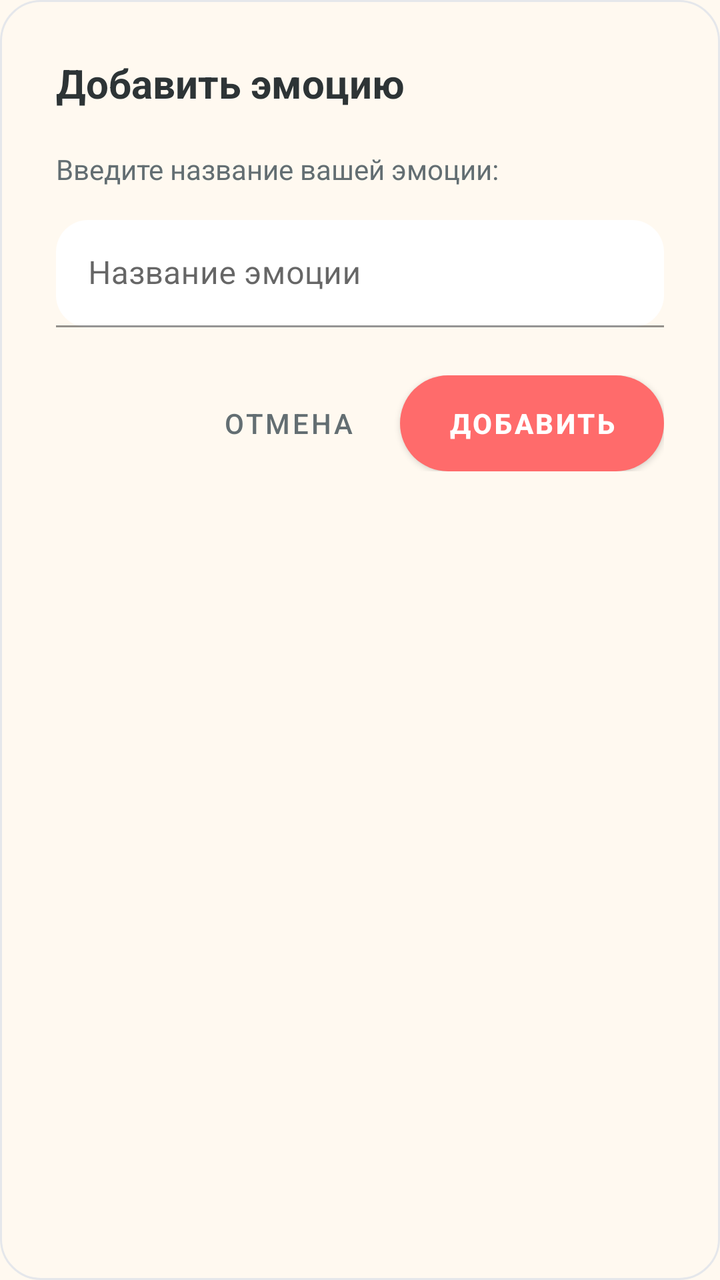
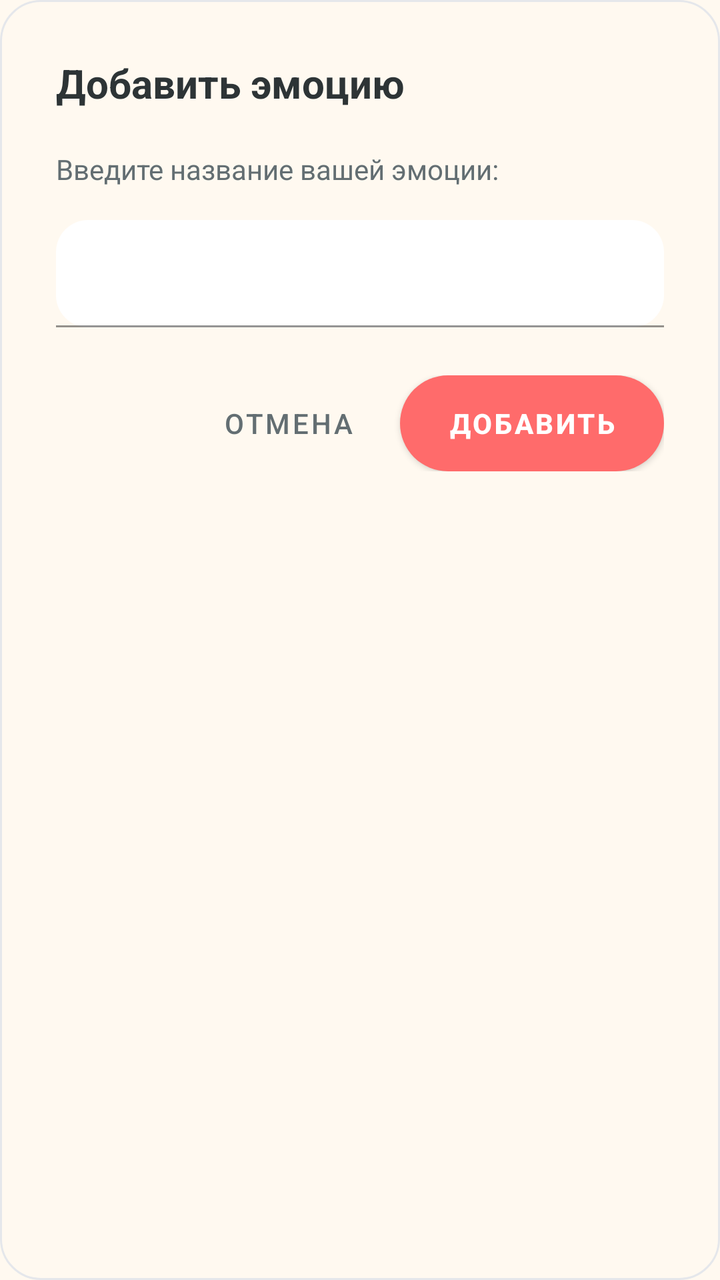

Compare the two renders of this Android layout. The source of the first and the diff that turns it into the second are given below.
<!-- AndroidManifest.xml: application theme Theme.MyApplication -->
<!-- res/layout/dialog_add_emotion.xml -->
<?xml version="1.0" encoding="utf-8"?>
<LinearLayout xmlns:android="http://schemas.android.com/apk/res/android"
    xmlns:app="http://schemas.android.com/apk/res-auto"
    android:layout_width="match_parent"
    android:layout_height="wrap_content"
    android:background="@drawable/dialog_background"
    android:orientation="vertical"
    android:padding="28dp">

    <LinearLayout
        android:layout_width="match_parent"
        android:layout_height="wrap_content"
        android:layout_marginBottom="20dp"
        android:gravity="center_vertical"
        android:orientation="horizontal">

        <TextView
            android:layout_width="0dp"
            android:layout_height="wrap_content"
            android:layout_weight="1"
            android:text="Добавить эмоцию"
            android:textColor="@color/foreground"
            android:textSize="20sp"
            android:textStyle="bold" />

    </LinearLayout>

    <TextView
        android:layout_width="match_parent"
        android:layout_height="wrap_content"
        android:layout_marginBottom="16dp"
        android:text="Введите название вашей эмоции:"
        android:textColor="@color/muted_foreground"
        android:textSize="14sp" />

    <com.google.android.material.textfield.TextInputLayout
        android:layout_width="match_parent"
        android:layout_height="wrap_content"
        android:layout_marginBottom="24dp"
        app:boxBackgroundColor="@color/card"
        app:boxStrokeColor="@color/border"
        app:hintTextColor="@color/muted_foreground"
        app:boxStrokeWidth="1dp"
        app:boxCornerRadiusTopStart="16dp"
        app:boxCornerRadiusTopEnd="16dp"
        app:boxCornerRadiusBottomStart="16dp"
        app:boxCornerRadiusBottomEnd="16dp"
        app:hintEnabled="true"
        app:hintAnimationEnabled="true">

        <com.google.android.material.textfield.TextInputEditText
            android:id="@+id/emotion_input"
            android:layout_width="match_parent"
            android:layout_height="wrap_content"
            android:hint="Название эмоции"
            android:inputType="textCapSentences"
            android:maxLength="30"
            android:padding="16dp"
            android:textColor="@color/foreground"
            android:textSize="16sp" />

    </com.google.android.material.textfield.TextInputLayout>

    <LinearLayout
        android:layout_width="match_parent"
        android:layout_height="wrap_content"
        android:gravity="end"
        android:orientation="horizontal">

        <Button
            android:id="@+id/cancel_button"
            style="@style/Widget.MaterialComponents.Button.TextButton"
            android:layout_width="wrap_content"
            android:layout_height="48dp"
            android:layout_marginEnd="12dp"
            android:text="Отмена"
            android:textColor="@color/muted_foreground"
            android:textSize="14sp" />

        <Button
            android:id="@+id/add_button"
            android:layout_width="wrap_content"
            android:layout_height="48dp"
            android:background="@drawable/save_button_background"
            android:minWidth="100dp"
            android:paddingHorizontal="24dp"
            android:text="Добавить"
            android:textColor="@color/primary_foreground"
            android:textSize="14sp"
            android:textStyle="bold" />

    </LinearLayout>

</LinearLayout>
<!-- resources referenced by this layout -->
<resources>
  <color name="border">#E5E7EB</color>
  <color name="card">#FFFFFF</color>
  <color name="foreground">#2D3436</color>
  <color name="muted_foreground">#636E72</color>
  <color name="primary_foreground">#FFFFFF</color>
  <!-- drawable dialog_background (drawable) -->
  <?xml version="1.0" encoding="utf-8"?>
  <shape xmlns:android="http://schemas.android.com/apk/res/android">
      <solid android:color="@color/background" />
      <corners android:radius="20dp" />
      <stroke android:width="1dp" android:color="@color/border" />
  </shape>
  <!-- drawable save_button_background (drawable) -->
  <?xml version="1.0" encoding="utf-8"?>
  <shape xmlns:android="http://schemas.android.com/apk/res/android">
      <gradient
          android:startColor="@color/color_purple"
          android:endColor="#7E22CE"
          android:angle="90" />
      <corners android:radius="50dp" />
  </shape>
  <style name="Theme.MyApplication" parent="Theme.MaterialComponents.Light.NoActionBar">
          
          <item name="colorPrimary">@color/primary</item>
          <item name="colorPrimaryVariant">@color/color_red</item>
          <item name="colorOnPrimary">@color/primary_foreground</item>
          
          <item name="colorSecondary">@color/secondary</item>
          <item name="colorSecondaryVariant">@color/mood_good</item>
          <item name="colorOnSecondary">@color/secondary_foreground</item>
          
          <item name="android:statusBarColor">@color/background</item>
          
          <item name="android:navigationBarColor">@color/background</item>
          
          <item name="android:windowBackground">@color/background</item>
          
      </style>
  <color name="background">#FFF9F0</color>
  <color name="color_purple">#A855F7</color>
  <color name="primary">#FF6B6B</color>
  <color name="color_red">#FF3838</color>
  <color name="secondary">#00D2FF</color>
  <color name="mood_good">#00D2FF</color>
  <color name="secondary_foreground">#FFFFFF</color>
</resources>

<!-- the commit's change to res/layout/dialog_add_emotion.xml (unified diff, before → after) -->
@@ -7,29 +7,20 @@
     android:orientation="vertical"
     android:padding="28dp">
 
-    <LinearLayout
+    <TextView
         android:layout_width="match_parent"
         android:layout_height="wrap_content"
         android:layout_marginBottom="20dp"
-        android:gravity="center_vertical"
-        android:orientation="horizontal">
-
-        <TextView
-            android:layout_width="0dp"
-            android:layout_height="wrap_content"
-            android:layout_weight="1"
-            android:text="Добавить эмоцию"
-            android:textColor="@color/foreground"
-            android:textSize="20sp"
-            android:textStyle="bold" />
-
-    </LinearLayout>
+        android:text="@string/add_emotion"
+        android:textColor="@color/foreground"
+        android:textSize="20sp"
+        android:textStyle="bold" />
 
     <TextView
         android:layout_width="match_parent"
         android:layout_height="wrap_content"
         android:layout_marginBottom="16dp"
-        android:text="Введите название вашей эмоции:"
+        android:text="@string/add_emotion_hint"
         android:textColor="@color/muted_foreground"
         android:textSize="14sp" />
 
@@ -52,7 +43,6 @@
             android:id="@+id/emotion_input"
             android:layout_width="match_parent"
             android:layout_height="wrap_content"
-            android:hint="Название эмоции"
             android:inputType="textCapSentences"
             android:maxLength="30"
             android:padding="16dp"
@@ -65,7 +55,8 @@
         android:layout_width="match_parent"
         android:layout_height="wrap_content"
         android:gravity="end"
-        android:orientation="horizontal">
+        android:orientation="horizontal"
+        style="?android:attr/buttonBarStyle">
 
         <Button
             android:id="@+id/cancel_button"
@@ -73,7 +64,7 @@
             android:layout_width="wrap_content"
             android:layout_height="48dp"
             android:layout_marginEnd="12dp"
-            android:text="Отмена"
+            android:text="@string/cancel"
             android:textColor="@color/muted_foreground"
             android:textSize="14sp" />
 
@@ -84,7 +75,7 @@
             android:background="@drawable/save_button_background"
             android:minWidth="100dp"
             android:paddingHorizontal="24dp"
-            android:text="Добавить"
+            android:text="@string/add"
             android:textColor="@color/primary_foreground"
             android:textSize="14sp"
             android:textStyle="bold" />
<!-- resource entries referenced after the edit -->
@@ -21,6 +21,10 @@
           android:angle="90" />
       <corners android:radius="50dp" />
   </shape>
+  <string name="add">Добавить</string>
+  <string name="add_emotion">Добавить эмоцию</string>
+  <string name="add_emotion_hint">Введите название вашей эмоции:</string>
+  <string name="cancel">Отмена</string>
   <style name="Theme.MyApplication" parent="Theme.MaterialComponents.Light.NoActionBar">
           
           <item name="colorPrimary">@color/primary</item>
